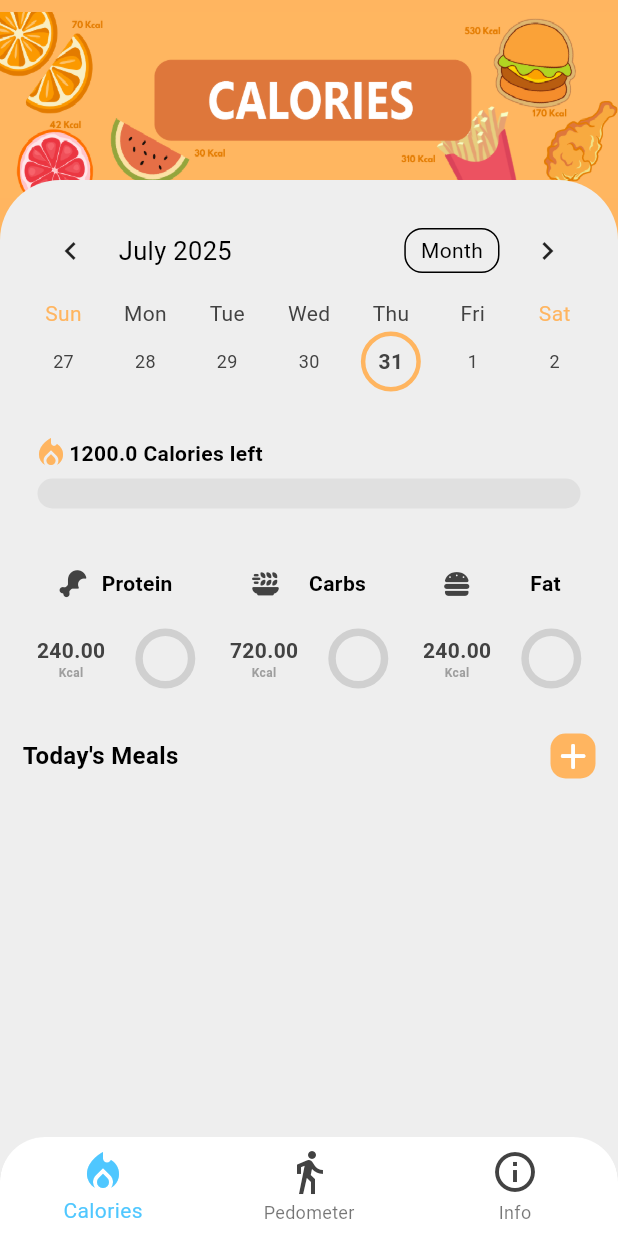
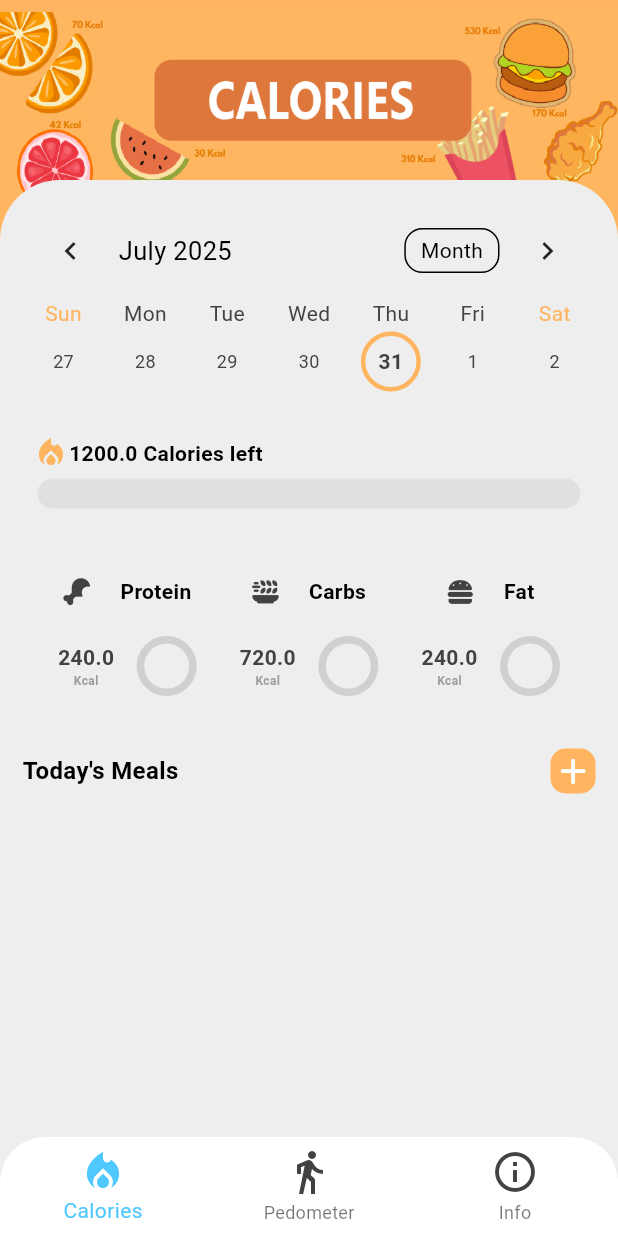
Before and after one commit to AseelFatayerji/HealthApp, a Flutter app: the screen it shows after launch, on a phone screen of 412 x 824 dp. Run offline on Flutter 3.47's test engine with Material 3 defaults, Android fonts, the phone set to English and light mode, and no system bars; drawn by our look-alikes of percent_indicator, table_calendar; our stand-ins replace dotted_border, flutter_dotenv, flutter_local_notifications, flutter_switch, font_awesome_flutter, google_generative_ai and 5 more; missing offline and left inert: units_converter.

Commit message:
fixed spacing

```diff
--- a/lib/screens/calories_screen.dart
+++ b/lib/screens/calories_screen.dart
@@ -90,11 +90,12 @@ class _CaloriesScreen extends State<CaloriesScreen> {
                           Row(
                             mainAxisAlignment: MainAxisAlignment.spaceEvenly,
                             children: [
-                              Column(
+                              Padding(
+                                padding: EdgeInsetsGeometry.all(5),
+                                child: Column(
                                   spacing: 20,
                                   children: [
                                     Row(
-                                    spacing: 10,
                                       children: [
                                         FaIcon(
                                           FontAwesomeIcons.drumstickBite,
@@ -103,6 +104,7 @@ class _CaloriesScreen extends State<CaloriesScreen> {
                                           ).textTheme.bodyLarge?.color,
                                           size: 18,
                                         ),
+                                        SizedBox(width:20),
                                         Text(
                                           'Protein',
                                           style: TextStyle(
@@ -117,15 +119,13 @@ class _CaloriesScreen extends State<CaloriesScreen> {
                                       ],
                                     ),
                                     Row(
-                                    spacing: 20,
-                                    mainAxisAlignment: MainAxisAlignment.start,
                                       children: [
                                         Column(
                                           children: [
                                             Text(
                                               ((provider.goalCalories * 0.2) -
                                                       protein)
-                                                .toStringAsFixed(2),
+                                                  .toStringAsFixed(1),
                                               style: TextStyle(
                                                 color: Theme.of(
                                                   context,
@@ -148,6 +148,7 @@ class _CaloriesScreen extends State<CaloriesScreen> {
                                             ),
                                           ],
                                         ),
+                                        SizedBox(width: 15),
                                         CircularPercentIndicator(
                                           radius: 20,
                                           animation: true,
@@ -176,12 +177,13 @@ class _CaloriesScreen extends State<CaloriesScreen> {
                                     ),
                                   ],
                                 ),
-                              SizedBox(height: 80, width: 4),
-                              Column(
+                              ),
+                              Padding(
+                                padding: EdgeInsetsGeometry.all(5),
+                                child: Column(
                                   spacing: 20,
                                   children: [
                                     Row(
-                                    spacing: 20,
                                       children: [
                                         FaIcon(
                                           FontAwesomeIcons.plateWheat,
@@ -190,6 +192,7 @@ class _CaloriesScreen extends State<CaloriesScreen> {
                                           ).textTheme.bodyLarge?.color,
                                           size: 18,
                                         ),
+                                        SizedBox(width: 20),
                                         Text(
                                           'Carbs',
                                           style: TextStyle(
@@ -204,15 +207,13 @@ class _CaloriesScreen extends State<CaloriesScreen> {
                                       ],
                                     ),
                                     Row(
-                                    spacing: 20,
-                                    mainAxisAlignment: MainAxisAlignment.start,
                                       children: [
                                         Column(
                                           children: [
                                             Text(
                                               ((provider.goalCalories * 0.6) -
                                                       carbs)
-                                                .toStringAsFixed(2),
+                                                  .toStringAsFixed(1),
                                               style: TextStyle(
                                                 color: Theme.of(
                                                   context,
@@ -235,6 +236,7 @@ class _CaloriesScreen extends State<CaloriesScreen> {
                                             ),
                                           ],
                                         ),
+                                        SizedBox(width: 15),
                                         CircularPercentIndicator(
                                           radius: 20,
                                           animation: true,
@@ -263,12 +265,15 @@ class _CaloriesScreen extends State<CaloriesScreen> {
                                     ),
                                   ],
                                 ),
-                              SizedBox(height: 80, width: 4),
-                              Column(
+                              ),
+                              Padding(
+                                padding: EdgeInsetsGeometry.all(5),
+                                child: Column(
                                   spacing: 20,
                                   children: [
                                     Row(
-                                    spacing: 40,
+                                      mainAxisAlignment:
+                                          MainAxisAlignment.start,
                                       children: [
                                         FaIcon(
                                           FontAwesomeIcons.burger,
@@ -277,6 +282,7 @@ class _CaloriesScreen extends State<CaloriesScreen> {
                                           ).textTheme.bodyLarge?.color,
                                           size: 18,
                                         ),
+                                        SizedBox(width: 20),
                                         Text(
                                           'Fat',
                                           style: TextStyle(
@@ -291,15 +297,13 @@ class _CaloriesScreen extends State<CaloriesScreen> {
                                       ],
                                     ),
                                     Row(
-                                    spacing: 20,
-                                    mainAxisAlignment: MainAxisAlignment.start,
                                       children: [
                                         Column(
                                           children: [
                                             Text(
                                               ((provider.goalCalories * 0.2) -
                                                       fats)
-                                                .toStringAsFixed(2),
+                                                  .toStringAsFixed(1),
                                               style: TextStyle(
                                                 color: Theme.of(
                                                   context,
@@ -322,6 +326,7 @@ class _CaloriesScreen extends State<CaloriesScreen> {
                                             ),
                                           ],
                                         ),
+                                        SizedBox(width: 15),
                                         CircularPercentIndicator(
                                           radius: 20,
                                           animation: true,
@@ -349,6 +354,7 @@ class _CaloriesScreen extends State<CaloriesScreen> {
                                       ],
                                     ),
                                   ],
+                                ),
                               ),
                             ],
                           ),
```
Lines whose indentation alone changed are shown as unchanged.
